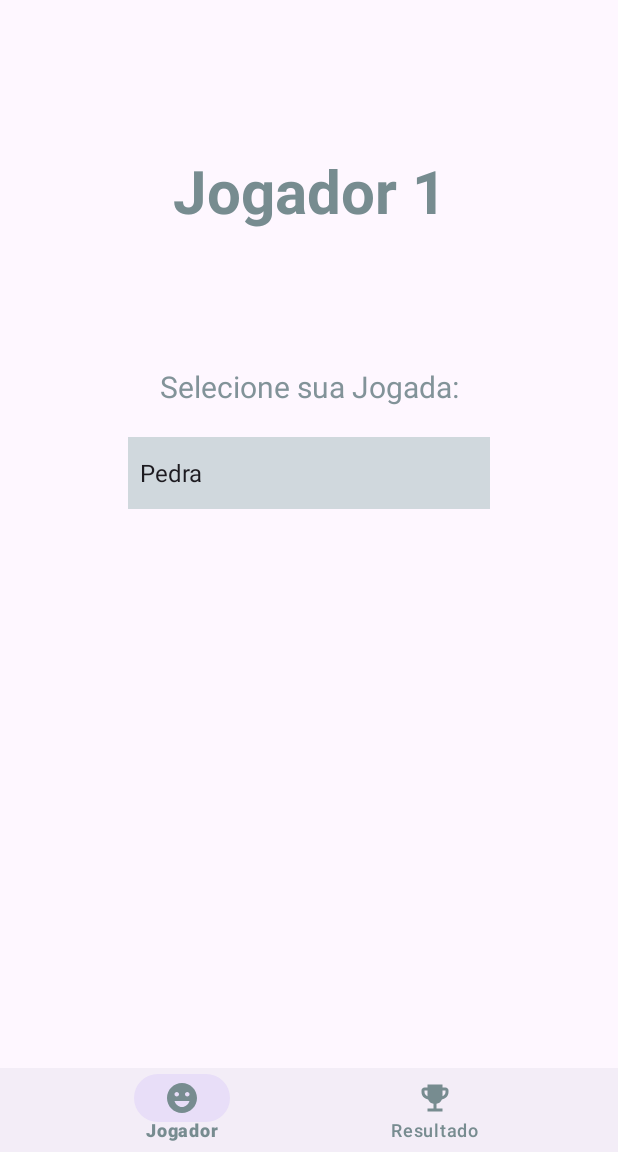
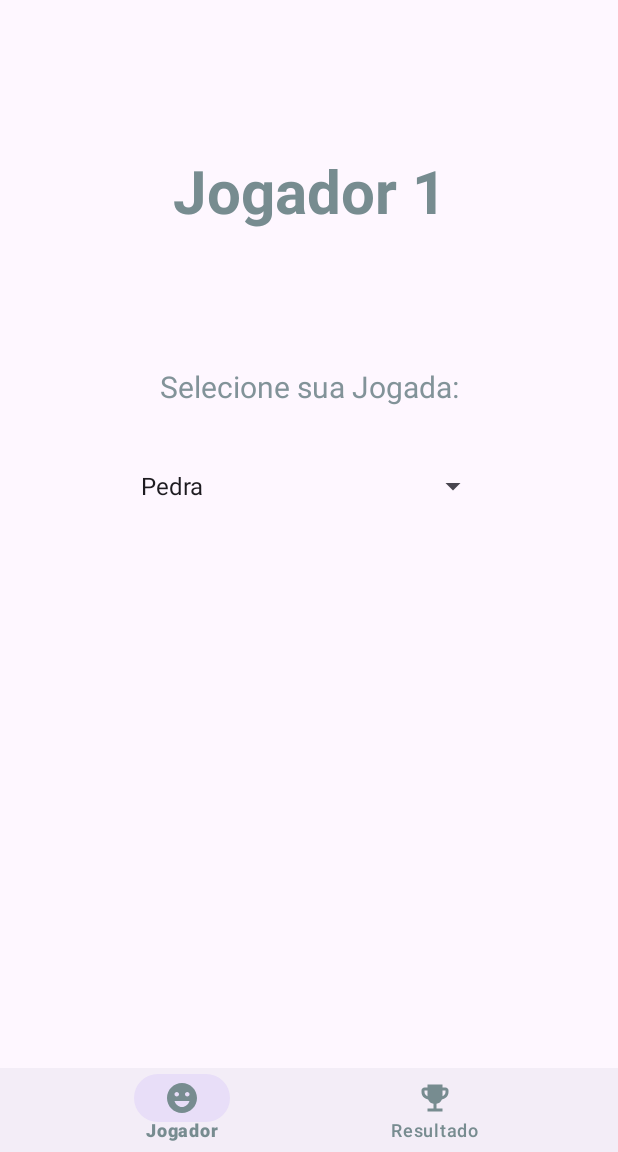
Before and after one commit to heitorcsoares/EBAC_Exercicios, an Android app: the jogadorFragment screen opened through its navigation route, on a phone screen of 412 x 824 dp, the part 84-1236 px from its top. Run offline under Robolectric (Android 15) with nearby library versions, the phone set to English and light mode, and no system bars; our stand-ins replace navigation-ui.

Commit message:
Correções 01
Fiz seguintes correções:
- Nova aplicação do Spinner
- Implementação ScrollView

```diff
--- a/Mod13_Exercicio_Jokenpo/app/src/main/java/com/example/mod12_exercicio_jokenpo/jogadorFragment.kt
+++ b/Mod13_Exercicio_Jokenpo/app/src/main/java/com/example/mod12_exercicio_jokenpo/jogadorFragment.kt
@@ -22,6 +22,7 @@ import com.google.android.material.snackbar.Snackbar
 
 class jogadorFragment : Fragment() {
     lateinit var root: View
+    lateinit var selecionarJogada: Spinner
 
     override fun onCreate(savedInstanceState: Bundle?) {
         super.onCreate(savedInstanceState)
@@ -36,11 +37,23 @@ class jogadorFragment : Fragment() {
         val binding = FragmentJogadorBinding.inflate(inflater,container,false)
         root = binding.root
 
+        selecionarJogada = binding.spinner
+
+        configSelecaoSpinner()
+
         setHasOptionsMenu(true)
 
         Log.d("LifeCycle","onCreateView - OK")
 
         return root
+    }
+
+    private fun configSelecaoSpinner(){
+        val adapter = ArrayAdapter.createFromResource(requireContext(), R.array.spinners, android.R.layout.simple_spinner_item)
+
+        adapter.setDropDownViewResource(android.R.layout.simple_spinner_dropdown_item)
+
+        selecionarJogada.adapter = adapter
     }
 
     override fun onCreateOptionsMenu(menu: Menu, inflater: MenuInflater) {
--- a/Mod13_Exercicio_Jokenpo/app/src/main/res/layout/fragment_jogador.xml
+++ b/Mod13_Exercicio_Jokenpo/app/src/main/res/layout/fragment_jogador.xml
@@ -1,4 +1,11 @@
 <?xml version="1.0" encoding="utf-8"?>
+<ScrollView xmlns:android="http://schemas.android.com/apk/res/android"
+    xmlns:app="http://schemas.android.com/apk/res-auto"
+    xmlns:tools="http://schemas.android.com/tools"
+    android:layout_width="match_parent"
+    android:layout_height="match_parent"
+    tools:context=".jogadorFragment">
+
     <androidx.constraintlayout.widget.ConstraintLayout xmlns:android="http://schemas.android.com/apk/res/android"
         xmlns:app="http://schemas.android.com/apk/res-auto"
         xmlns:tools="http://schemas.android.com/tools"
@@ -30,15 +37,15 @@
 
         <Spinner
             android:id="@+id/spinner"
-        style="@style/spinner"
-        android:layout_width="0dp"
-        android:layout_height="48dp"
-        android:layout_marginStart="85dp"
-        android:layout_marginTop="20dp"
-        android:layout_marginEnd="85dp"
-        android:entries="@array/spinners"
+            android:layout_width="240dp"
+            android:layout_height="45dp"
+            android:layout_marginStart="30dp"
+            android:layout_marginTop="30dp"
+            android:layout_marginEnd="30dp"
             app:layout_constraintEnd_toEndOf="parent"
             app:layout_constraintStart_toStartOf="parent"
             app:layout_constraintTop_toBottomOf="@+id/textView2" />
-    <!-- android:entries="@array/spinners" -> Alimenta Spinner com Array/strings -->
+
     </androidx.constraintlayout.widget.ConstraintLayout>
+
+</ScrollView>
```
Lines whose indentation alone changed are shown as unchanged.
